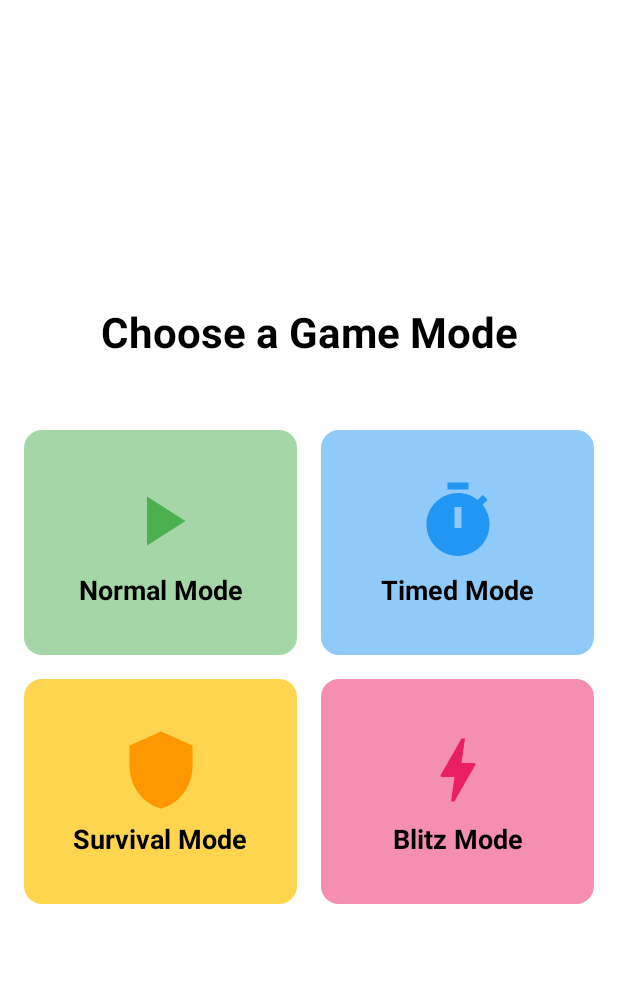
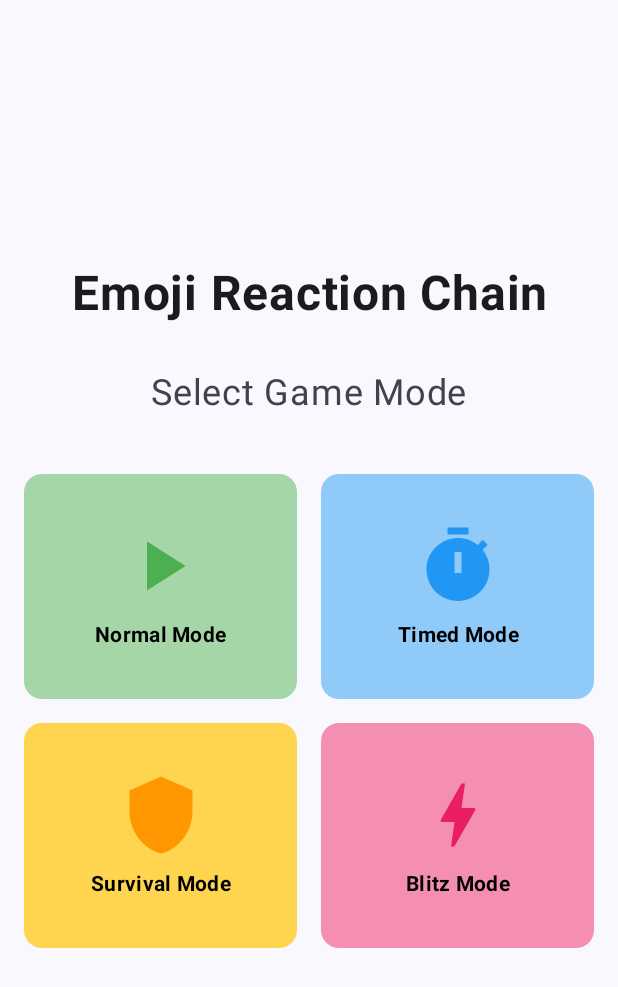
Before and after one commit to gagik894/Emoji-Reaction-Chain, an Android app built with Jetpack Compose: the composable EmojiGameApp shown on its own in the app's theme, on a phone screen of 412 x 824 dp. Shown: the top 987 px of the screen. Run offline under Robolectric (Android 15) with nearby library versions, the phone set to English and light mode, and no system bars; our stand-ins replace AdMob; 5 statements that could not run were skipped.

Commit message:
Refactor UI layout; implement Scaffold for better structure and update typography styles

```diff
--- a/app/src/main/java/com/play/emojireactionchain/ui/EmojiGameApp.kt
+++ b/app/src/main/java/com/play/emojireactionchain/ui/EmojiGameApp.kt
@@ -2,12 +2,16 @@ package com.play.emojireactionchain.ui
 
 import android.app.Activity
 import android.content.Context
+import androidx.compose.foundation.layout.fillMaxSize
+import androidx.compose.foundation.layout.padding
+import androidx.compose.material3.Scaffold
 import androidx.compose.runtime.Composable
 import androidx.compose.runtime.LaunchedEffect
 import androidx.compose.runtime.getValue
 import androidx.compose.runtime.mutableStateOf
 import androidx.compose.runtime.saveable.rememberSaveable
 import androidx.compose.runtime.setValue
+import androidx.compose.ui.Modifier
 import androidx.compose.ui.platform.LocalContext
 import androidx.core.content.edit
 import androidx.navigation.compose.NavHost
@@ -67,9 +71,11 @@ fun EmojiGameApp() {
     val activity = context as? Activity
     val interstitialAdState = rememberInterstitialAd("ca-app-pub-2523891738770793/6480157179")
 
+    Scaffold(modifier = Modifier.fillMaxSize()) { innerPadding ->
         NavHost(
             navController = navController,
-        startDestination = if (showTutorial) Routes.TUTORIAL else Routes.START
+            startDestination = if (showTutorial) Routes.TUTORIAL else Routes.START,
+            modifier = Modifier.padding(innerPadding)
         ) {
             composable(Routes.TUTORIAL) {
                 TutorialScreen(
@@ -130,6 +136,7 @@ fun EmojiGameApp() {
             }
         }
     }
+}
 
 // Helper functions to manage first launch state
 private const val PREFS_NAME = "app_prefs"
--- a/app/src/main/java/com/play/emojireactionchain/ui/ModeSelection.kt
+++ b/app/src/main/java/com/play/emojireactionchain/ui/ModeSelection.kt
@@ -3,7 +3,6 @@ package com.play.emojireactionchain.ui
 import androidx.compose.foundation.layout.Arrangement
 import androidx.compose.foundation.layout.Column
 import androidx.compose.foundation.layout.fillMaxSize
-import androidx.compose.foundation.layout.fillMaxWidth
 import androidx.compose.foundation.layout.padding
 import androidx.compose.foundation.layout.size
 import androidx.compose.foundation.lazy.grid.GridCells
@@ -26,6 +25,7 @@ import androidx.compose.ui.graphics.vector.ImageVector
 import androidx.compose.ui.text.font.FontWeight
 import androidx.compose.ui.text.style.TextAlign
 import androidx.compose.ui.unit.dp
+import androidx.compose.ui.unit.sp
 import com.play.emojireactionchain.model.GameMode
 
 @Composable
@@ -37,12 +37,20 @@ fun ModeSelectionScreen(onModeSelected: (GameMode) -> Unit) {
         horizontalAlignment = Alignment.CenterHorizontally
     ) {
         Text(
-            "Choose a Game Mode",
-            style = MaterialTheme.typography.headlineMedium,
-            textAlign = TextAlign.Center,
-            modifier = Modifier
-                .padding(bottom = 32.dp)
-                .fillMaxWidth()
+            text = "Emoji Reaction Chain",
+            fontSize = 32.sp,
+            lineHeight = 40.sp,
+            fontWeight = FontWeight.Bold,
+            color = MaterialTheme.colorScheme.onSurface,
+            modifier = Modifier.padding(bottom = 32.dp),
+            textAlign = TextAlign.Center
+        )
+
+        Text(
+            text = "Select Game Mode",
+            fontSize = 24.sp,
+            color = MaterialTheme.colorScheme.onSurfaceVariant,
+            modifier = Modifier.padding(bottom = 24.dp)
         )
 
         LazyVerticalGrid(
@@ -87,6 +95,7 @@ fun ModeSelectionScreen(onModeSelected: (GameMode) -> Unit) {
     }
 }
 
+
 @Composable
 fun GameModeCard(
     icon: ImageVector,
@@ -95,7 +104,7 @@ fun GameModeCard(
     iconTint: Color,
     onModeSelected: () -> Unit
 ) {
-    Card (
+    Card(
         onClick = onModeSelected,
         modifier = Modifier.size(150.dp),
         colors = CardDefaults.elevatedCardColors(containerColor = cardColor)
@@ -118,7 +127,9 @@ fun GameModeCard(
             Text(
                 modeName,
                 style = MaterialTheme.typography.bodyMedium,
-                fontWeight = FontWeight.Bold
+                fontWeight = FontWeight.Bold,
+                textAlign = TextAlign.Center,
+                color = Color.Black
             )
         }
     }
--- a/app/src/main/java/com/play/emojireactionchain/ui/theme/Type.kt
+++ b/app/src/main/java/com/play/emojireactionchain/ui/theme/Type.kt
@@ -1,32 +1,9 @@
 package com.play.emojireactionchain.ui.theme
 
 import androidx.compose.material3.Typography
-import androidx.compose.ui.text.TextStyle
-import androidx.compose.ui.text.font.FontFamily
-import androidx.compose.ui.text.font.FontWeight
-import androidx.compose.ui.unit.sp
 
 // Custom Typography for Emoji Game
 val appTypography = Typography( // Define custom Typography
-    headlineMedium = TextStyle( // Style for "Emoji Reaction Chain" title
-        fontSize = 28.sp,
-        fontWeight = FontWeight.Bold,
-        fontFamily = FontFamily.Default // Or choose a specific font family
-    ),
-    bodyLarge = TextStyle( // Style for "Score"
-        fontSize = 20.sp,
-        fontWeight = FontWeight.Medium,
-        fontFamily = FontFamily.Default
-    ),
-    headlineSmall = TextStyle( // Style for "Game Over!"
-        fontSize = 32.sp,
-        fontWeight = FontWeight.Bold,
-        fontFamily = FontFamily.Default
-    ),
-    bodyMedium = TextStyle( // Style for "Final Score" and button text
-        fontSize = 18.sp,
-        fontWeight = FontWeight.Normal,
-        fontFamily = FontFamily.Default
-    )
+
     // You can add more custom styles here if needed
 )
```
Also changed, not shown: app/src/main/java/com/play/emojireactionchain/MainActivity.kt (+9 -8 lines), app/src/main/java/com/play/emojireactionchain/ui/GameScreen.kt (+11 -5 lines). Lines whose indentation alone changed are shown as unchanged.
